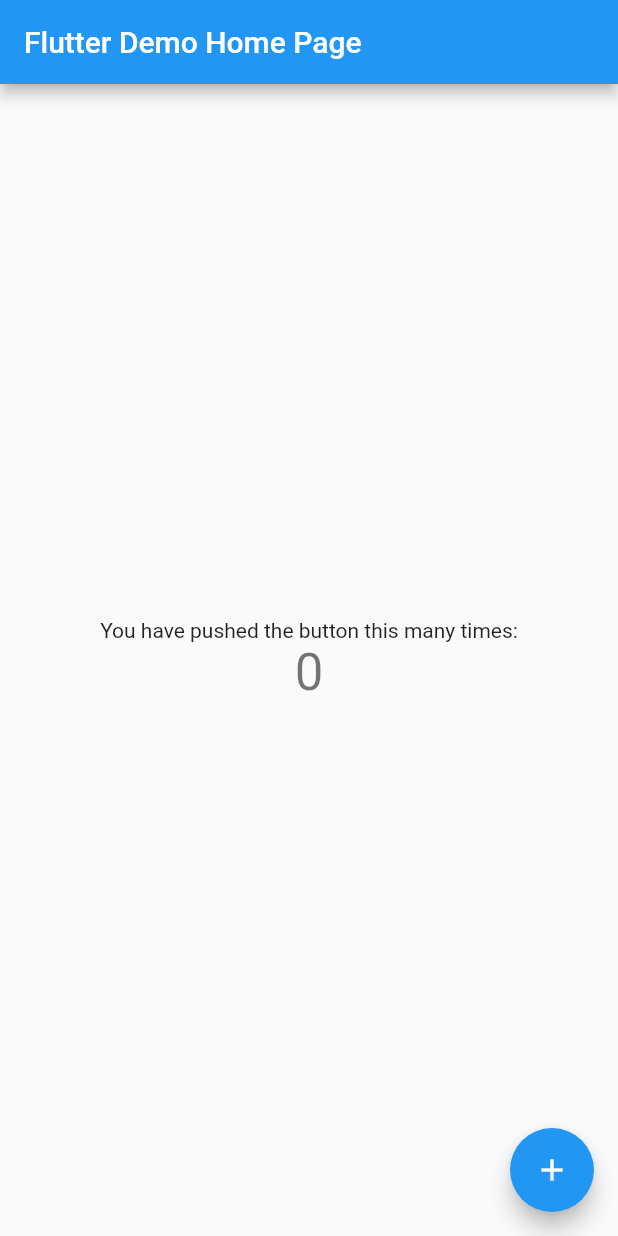
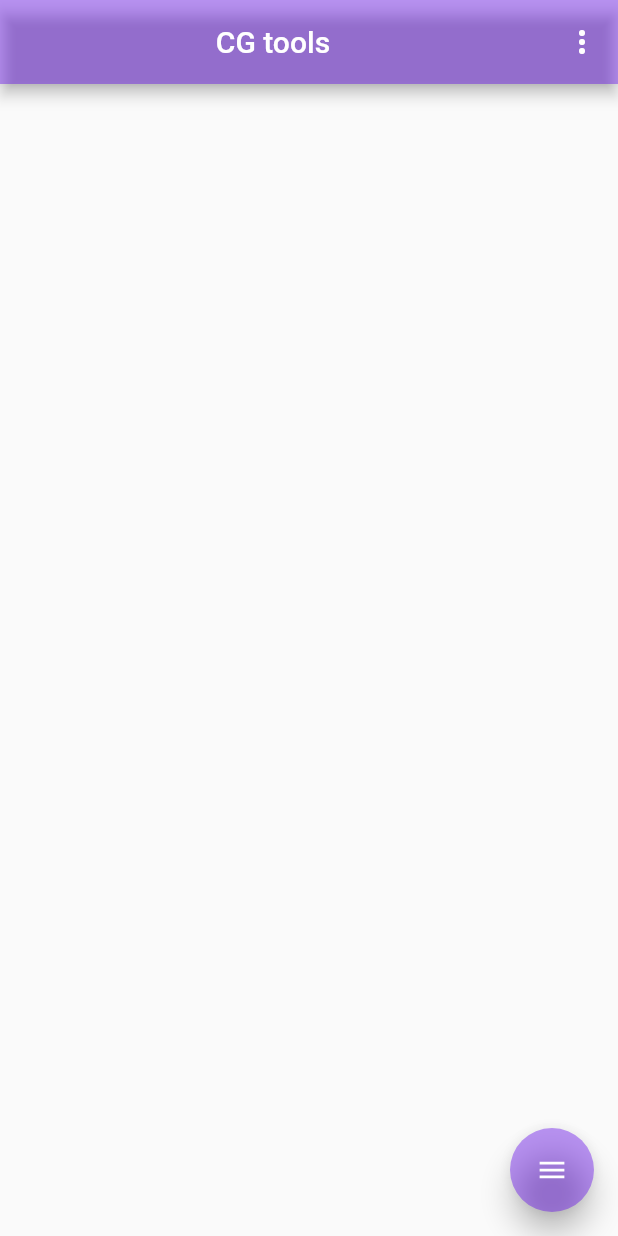
Before and after one commit to LFMP/CG_tools, a Flutter app: the screen it shows after launch, on a phone screen of 412 x 824 dp. Run offline on Flutter 3.47's test engine with Material 2 defaults, Android fonts, the phone set to English and light mode, and no system bars; drawn by our look-alikes of flutter_speed_dial; our stand-ins replace material_design_icons_flutter.

Commit message:
layout inicial

```diff
--- a/lib/main.dart
+++ b/lib/main.dart
@@ -1,111 +1,15 @@
+import 'package:cg_tools/pages/draw.dart';
 import 'package:flutter/material.dart';
 
-void main() => runApp(MyApp());
+void main() => runApp(CGTools());
 
-class MyApp extends StatelessWidget {
-  // This widget is the root of your application.
+class CGTools extends StatelessWidget {
   @override
   Widget build(BuildContext context) {
     return MaterialApp(
       title: 'Flutter Demo',
-      theme: ThemeData(
-        // This is the theme of your application.
-        //
-        // Try running your application with "flutter run". You'll see the
-        // application has a blue toolbar. Then, without quitting the app, try
-        // changing the primarySwatch below to Colors.green and then invoke
-        // "hot reload" (press "r" in the console where you ran "flutter run",
-        // or simply save your changes to "hot reload" in a Flutter IDE).
-        // Notice that the counter didn't reset back to zero; the application
-        // is not restarted.
-        primarySwatch: Colors.blue,
-      ),
-      home: MyHomePage(title: 'Flutter Demo Home Page'),
+      debugShowCheckedModeBanner: false,
+      home: DrawPage(),
     );
   }
 }
-
-class MyHomePage extends StatefulWidget {
-  MyHomePage({Key key, this.title}) : super(key: key);
-
-  // This widget is the home page of your application. It is stateful, meaning
-  // that it has a State object (defined below) that contains fields that affect
-  // how it looks.
-
-  // This class is the configuration for the state. It holds the values (in this
-  // case the title) provided by the parent (in this case the App widget) and
-  // used by the build method of the State. Fields in a Widget subclass are
-  // always marked "final".
-
-  final String title;
-
-  @override
-  _MyHomePageState createState() => _MyHomePageState();
-}
-
-class _MyHomePageState extends State<MyHomePage> {
-  int _counter = 0;
-
-  void _incrementCounter() {
-    setState(() {
-      // This call to setState tells the Flutter framework that something has
-      // changed in this State, which causes it to rerun the build method below
-      // so that the display can reflect the updated values. If we changed
-      // _counter without calling setState(), then the build method would not be
-      // called again, and so nothing would appear to happen.
-      _counter++;
-    });
-  }
-
-  @override
-  Widget build(BuildContext context) {
-    // This method is rerun every time setState is called, for instance as done
-    // by the _incrementCounter method above.
-    //
-    // The Flutter framework has been optimized to make rerunning build methods
-    // fast, so that you can just rebuild anything that needs updating rather
-    // than having to individually change instances of widgets.
-    return Scaffold(
-      appBar: AppBar(
-        // Here we take the value from the MyHomePage object that was created by
-        // the App.build method, and use it to set our appbar title.
-        title: Text(widget.title),
-      ),
-      body: Center(
-        // Center is a layout widget. It takes a single child and positions it
-        // in the middle of the parent.
-        child: Column(
-          // Column is also a layout widget. It takes a list of children and
-          // arranges them vertically. By default, it sizes itself to fit its
-          // children horizontally, and tries to be as tall as its parent.
-          //
-          // Invoke "debug painting" (press "p" in the console, choose the
-          // "Toggle Debug Paint" action from the Flutter Inspector in Android
-          // Studio, or the "Toggle Debug Paint" command in Visual Studio Code)
-          // to see the wireframe for each widget.
-          //
-          // Column has various properties to control how it sizes itself and
-          // how it positions its children. Here we use mainAxisAlignment to
-          // center the children vertically; the main axis here is the vertical
-          // axis because Columns are vertical (the cross axis would be
-          // horizontal).
-          mainAxisAlignment: MainAxisAlignment.center,
-          children: <Widget>[
-            Text(
-              'You have pushed the button this many times:',
-            ),
-            Text(
-              '$_counter',
-              style: Theme.of(context).textTheme.display1,
-            ),
-          ],
-        ),
-      ),
-      floatingActionButton: FloatingActionButton(
-        onPressed: _incrementCounter,
-        tooltip: 'Increment',
-        child: Icon(Icons.add),
-      ), // This trailing comma makes auto-formatting nicer for build methods.
-    );
-  }
-}
--- /dev/null
+++ b/lib/pages/draw.dart
@@ -0,0 +1,88 @@
+import 'package:cg_tools/utils/appstyle.dart';
+import 'package:flutter/material.dart';
+import 'package:flutter_speed_dial/flutter_speed_dial.dart';
+import 'package:material_design_icons_flutter/material_design_icons_flutter.dart';
+
+enum opcoes { opcao1, opcao2, opcao3 }
+
+class DrawPage extends StatefulWidget {
+  @override
+  _DrawPageState createState() => _DrawPageState();
+}
+
+class _DrawPageState extends State<DrawPage> {
+  @override
+  Widget build(BuildContext context) {
+    return Scaffold(
+      appBar: AppBar(
+        backgroundColor: AppStyle.primary,
+        title: Center(
+          child: Text('CG tools'),
+        ),
+        actions: <Widget>[
+          PopupMenuButton<opcoes>(
+            onSelected: (opcoes result) {
+              print(result);
+            },
+            itemBuilder: (BuildContext context) => <PopupMenuEntry<opcoes>>[
+              const PopupMenuItem<opcoes>(
+                value: opcoes.opcao1,
+                child: Text('Opcao 1'),
+              ),
+              const PopupMenuItem<opcoes>(
+                value: opcoes.opcao2,
+                child: Text('Opcao 2'),
+              ),
+              const PopupMenuItem<opcoes>(
+                value: opcoes.opcao3,
+                child: Text('Opcao 3'),
+              ),
+            ],
+          )
+        ],
+      ),
+      floatingActionButton: SpeedDial(
+        curve: Curves.bounceIn,
+        overlayColor: Colors.black,
+        overlayOpacity: 0.5,
+        animatedIcon: AnimatedIcons.menu_arrow,
+        animatedIconTheme: IconThemeData(size: 22.0),
+        tooltip: 'Speed Dial',
+        heroTag: 'speed-dial-hero-tag',
+        elevation: 8.0,
+        shape: CircleBorder(),
+        backgroundColor: AppStyle.primary,
+        children: [
+          SpeedDialChild(
+            backgroundColor: AppStyle.triadic1,
+            child: Icon(
+              MdiIcons.minus,
+              color: AppStyle.white,
+            ),
+          ),
+          SpeedDialChild(
+            backgroundColor: AppStyle.triadic1,
+            child: Icon(
+              MdiIcons.triangleOutline,
+              color: AppStyle.white,
+            ),
+          ),
+          SpeedDialChild(
+            backgroundColor: AppStyle.triadic1,
+            child: Icon(
+              MdiIcons.squareOutline,
+              color: AppStyle.white,
+            ),
+          ),
+          SpeedDialChild(
+            backgroundColor: AppStyle.triadic1,
+            child: Icon(
+              MdiIcons.circleOutline,
+              color: AppStyle.white,
+            ),
+          ),
+        ],
+      ),
+    );
+  }
+}
--- /dev/null
+++ b/lib/utils/appstyle.dart
@@ -0,0 +1,12 @@
+import 'package:flutter/widgets.dart';
+
+class AppStyle {
+  static const Color primary = Color(0x666002ee);
+  static const Color complementary = Color(0x9990ee02);
+  static const Color analagous1 = Color(0x00021aee);
+  static const Color analagous2 = Color(0xddd602ee);
+  static const Color triadic1 = Color(0xeeee0290);
+  static const Color triadic2 = Color(0xeeee6002);
+  static const Color white = Color(0xffffffff);
+  static const Color black = Color(0x00000000);
+}
```
Also changed, not shown: pubspec.yaml (+2 -6 lines), pubspec.lock, 1 other file.
